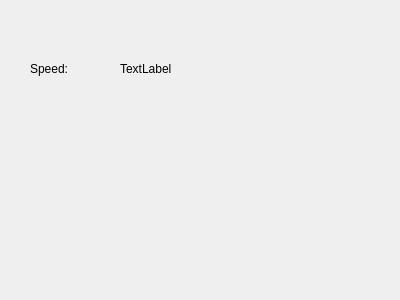
First picture: the form in GUI/speedometerdisplay.ui, repository rm5248/TrainUtils, before the edit.
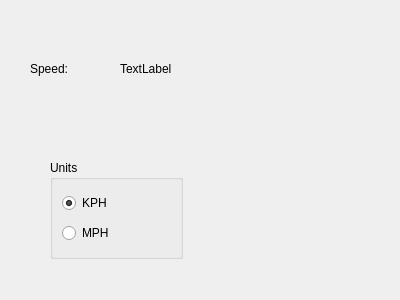
Second picture: the form after the edit.

Commit message: Speed display is on GUI now

Diff of the .ui file:
```diff
--- a/GUI/speedometerdisplay.ui
+++ b/GUI/speedometerdisplay.ui
@@ -39,6 +39,38 @@
     <string>TextLabel</string>
    </property>
   </widget>
+  <widget class="QGroupBox" name="groupBox">
+   <property name="geometry">
+    <rect>
+     <x>50</x>
+     <y>160</y>
+     <width>133</width>
+     <height>99</height>
+    </rect>
+   </property>
+   <property name="title">
+    <string>Units</string>
+   </property>
+   <layout class="QVBoxLayout" name="verticalLayout">
+    <item>
+     <widget class="QRadioButton" name="kphRadio">
+      <property name="text">
+       <string>KPH</string>
+      </property>
+      <property name="checked">
+       <bool>true</bool>
+      </property>
+     </widget>
+    </item>
+    <item>
+     <widget class="QRadioButton" name="mphRadio">
+      <property name="text">
+       <string>MPH</string>
+      </property>
+     </widget>
+    </item>
+   </layout>
+  </widget>
  </widget>
  <resources/>
  <connections/>
```
The commit also changes 7 other files.
